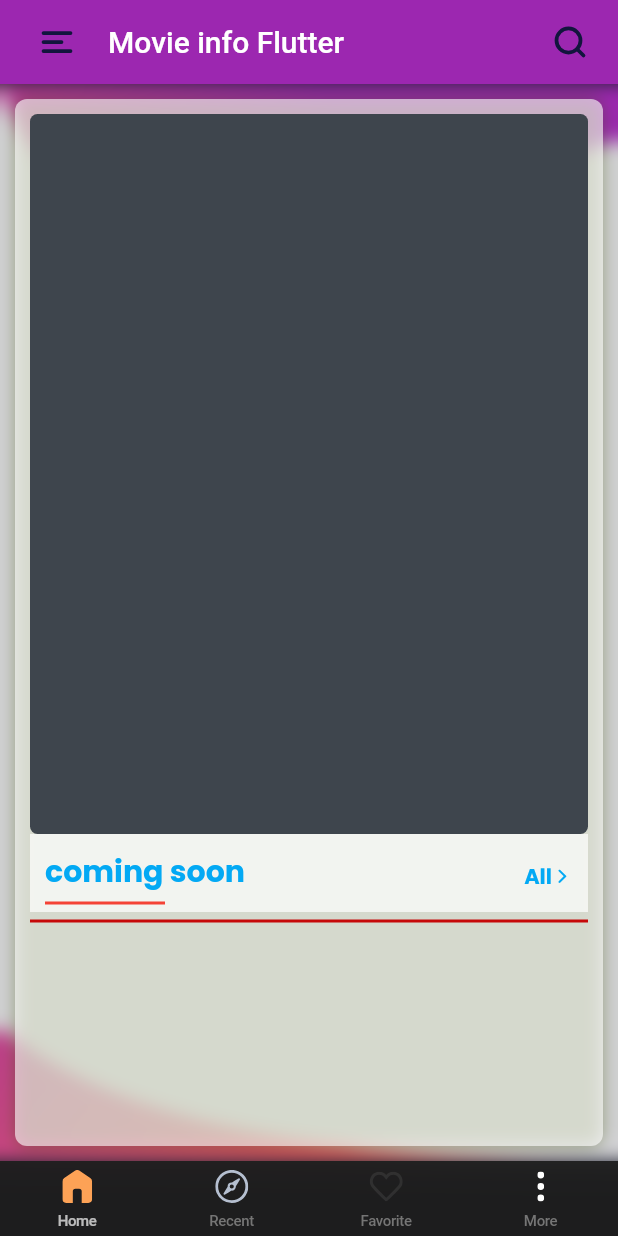
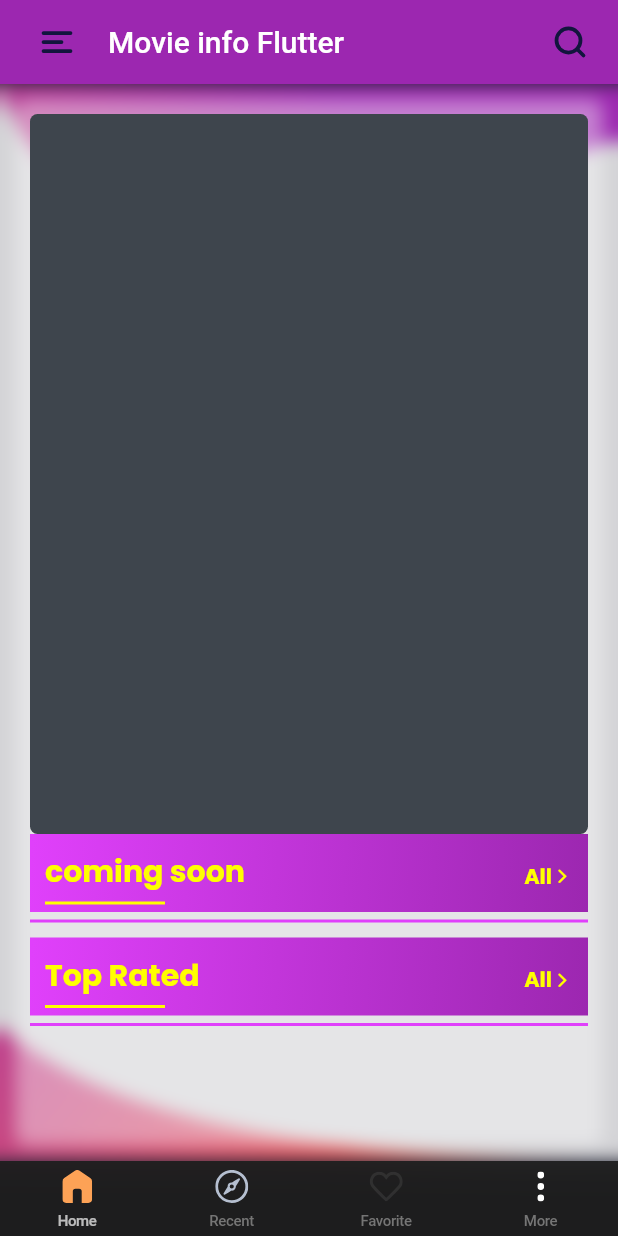
Before and after one commit to ThaiCao/Movie-Info-flutter, a Flutter app: the screen it shows after launch, on a phone screen of 412 x 824 dp. Run offline on Flutter 3.47's test engine with Material 2 defaults, Android fonts, the phone set to English and light mode, and no system bars; our stand-ins replace cached_network_image, carousel_slider, flutter_svg, google_fonts, palette_generator, rxdart; missing offline and left inert: multiple_stream_builder; network calls fail.

Commit message:
update home page

```diff
--- a/movie_info_flutter/lib/ui/home/coponents/home_movie_cover_view.dart
+++ b/movie_info_flutter/lib/ui/home/coponents/home_movie_cover_view.dart
@@ -17,21 +17,26 @@ class HomeMovieCoverView extends StatelessWidget{
     return GestureDetector(
         onTap: (){},
         child: Container(
+          // padding: EdgeInsets.fromLTRB(margin10, 0, margin10, 0),
+          color: Colors.yellowAccent.withOpacity(0.61),
           width: width,
           child: Column(
             crossAxisAlignment: CrossAxisAlignment.start,
             children: <Widget>[
               MovieCoverImage(ApiProvider.imageURLW500 + movie.posterPath!, width, (width / 0.75)),
               SizedBox(height: margin5,),
-              Text(
+              Container(
+                padding: EdgeInsets.fromLTRB(margin5, 0, margin5, 0),
+                child: Text(
                   movie.title!,
                   overflow: TextOverflow.ellipsis,
                   style: TextStyle(
                     color: Colors.lightBlue,
-                  fontSize: 14,
+                    fontSize: 12,
                     fontWeight: FontWeight.bold,
                   ),
                   maxLines: 1,
+                ),
               ),
               SizedBox(height: margin2,),
               Row(
--- a/movie_info_flutter/lib/ui/home/coponents/home_section_view.dart
+++ b/movie_info_flutter/lib/ui/home/coponents/home_section_view.dart
@@ -12,7 +12,13 @@ class HomeSectionView extends StatelessWidget{
   @override
   Widget build(BuildContext context) {
     return Container(
-      color: Colors.white70,
+      // color: Colors.white70,
+      // color: Colors.white30.withOpacity(0.61),
+      decoration: BoxDecoration(
+          gradient: LinearGradient(
+              colors: [Colors.purple, Colors.purpleAccent],
+              begin: Alignment.bottomRight,
+              end: Alignment.centerLeft)),
       padding: EdgeInsets.fromLTRB(margin10, margin10, margin10, margin5),
       child: Row(
         mainAxisAlignment: MainAxisAlignment.spaceBetween,
@@ -22,13 +28,13 @@ class HomeSectionView extends StatelessWidget{
             children: <Widget>[
               Text(
                 '$title',
-                style: TextStyle(fontSize: 20, fontWeight: FontWeight.bold, color: Colors.lightBlue),
+                style: TextStyle(fontSize: 20, fontWeight: FontWeight.bold, color: Colors.yellowAccent),
               ),
               SizedBox(height: margin5,),
               Container(
                 width: 80,
                 height: margin2,
-                color: Colors.red,
+                color: Colors.yellowAccent,
               )
             ],
           ),
@@ -37,9 +43,9 @@ class HomeSectionView extends StatelessWidget{
             child: Row(
               crossAxisAlignment: CrossAxisAlignment.center,
               children: <Widget>[
-                Text('All', style: TextStyle(fontWeight: FontWeight.bold, fontSize: 14, color: Colors.lightBlue),),
+                Text('All', style: TextStyle(fontWeight: FontWeight.bold, fontSize: 14, color: Colors.yellowAccent), ),
                 SizedBox(height: 3,),
-                Icon(CupertinoIcons.forward, size: 14, color: Colors.lightBlue,),
+                Icon(CupertinoIcons.forward, size: 14, color: Colors.yellowAccent,),
               ],
             ),
           )
--- a/movie_info_flutter/lib/ui/home/coponents/home_style2.dart
+++ b/movie_info_flutter/lib/ui/home/coponents/home_style2.dart
@@ -42,6 +42,7 @@ class HomeStyle2FulWidget extends State<HomeStyle2>{
               children: <Widget>[
                 new LatestWidget(snapshots.item1.data),
                 new MovieThreeGridView(snapshots.item3.data, 'coming soon', 'coming_soon', MovieGridType.coming),
+                new MovieThreeGridView(snapshots.item2.data, 'Top Rated', 'top_rated', MovieGridType.cover),
               ],
             );
         }else{
--- a/movie_info_flutter/lib/ui/home/coponents/movie_three_grid_view.dart
+++ b/movie_info_flutter/lib/ui/home/coponents/movie_three_grid_view.dart
@@ -1,3 +1,4 @@
+import 'package:flutter/cupertino.dart';
 import 'package:flutter/material.dart';
 import 'package:movie_info_flutter/models/response/movie_response.dart';
 import 'package:movie_info_flutter/shared/utils/constrants.dart';
@@ -29,19 +30,22 @@ class MovieThreeGridView extends StatelessWidget{
          break;
      }
      return Container(
+       margin: EdgeInsets.fromLTRB(0, 0, 0, 10),
        child: Column(
          crossAxisAlignment: CrossAxisAlignment.start,
          children: <Widget>[
             HomeSectionView(title, action),
            Container(
-             color: Colors.white70,
+             // color: Colors.white70,
+             // color: Colors.white30.withOpacity(0.61),
              padding: EdgeInsets.fromLTRB(0, margin5, 0, 0),
              child: Wrap(spacing: 10, runSpacing: 10 , children: children ?? [],),
 
            ),
            Container(
              height: margin2,
-             color: Color(0xFFC60909),
+             // color: Color(0xFFC60909),
+             color: Colors.purpleAccent,
            )
          ],
        ),
--- a/movie_info_flutter/lib/ui/home/home_screen.dart
+++ b/movie_info_flutter/lib/ui/home/home_screen.dart
@@ -24,11 +24,11 @@ class HomeScreenFulWidgetState extends State<HomeScreen>{
       ),
       child: Container(
         padding: EdgeInsets.all(margin10),
-        decoration: BoxDecoration(
-          // color: const Color(0xFFB4C56C).withOpacity(0.61),
-          color: Colors.white30.withOpacity(0.61),
-          borderRadius: BorderRadius.all(Radius.circular(margin8)),
-        ),
+        // decoration: BoxDecoration(
+        //   // color: const Color(0xFFB4C56C).withOpacity(0.61),
+        //   color: Colors.white30.withOpacity(0.61),
+        //   borderRadius: BorderRadius.all(Radius.circular(margin8)),
+        // ),
         // child: HomeBody(title: "Home page",),
         child: HomeStyle2(),
       ),
--- a/movie_info_flutter/lib/ui/mainapp/mainapp.dart
+++ b/movie_info_flutter/lib/ui/mainapp/mainapp.dart
@@ -109,7 +109,8 @@ class MainAppWidgetFulWidgetState extends State<MainAppWidget>{
                 margin: EdgeInsets.all(margin10),
                 decoration: BoxDecoration(
                   // color: const Color(0xFFB4C56C).withOpacity(0.01),
-                  color: const Color(0xFF395001).withOpacity(0.41),
+                  // color: const Color(0xFF395001).withOpacity(0.41),
+                  color: Colors.white10.withOpacity(0.41),
                   borderRadius: BorderRadius.all(Radius.circular(margin8)),
                 ),
                 child: widgetOptions.elementAt(selectedIndex),
```
Lines whose indentation alone changed are shown as unchanged.
